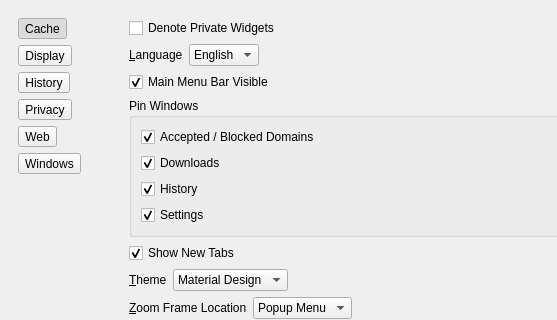
Old version of the form 2.x/UI/dooble_settings.ui in the repository textbrowser/dooble; both pictures show x 0 to 557 and y 0 to 320 of the 800 by 600 pixel window.
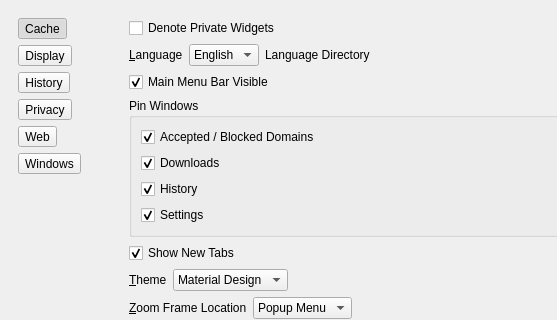
New version of the form. The open tabs and pages were chosen to show the change. Icons and pictures are not drawn.

Commit message: Language label.

```diff
--- a/2.x/UI/dooble_settings.ui
+++ b/2.x/UI/dooble_settings.ui
@@ -351,6 +351,16 @@
               </item>
              </widget>
             </item>
+            <item>
+             <widget class="QLabel" name="language_directory">
+              <property name="text">
+               <string>Language Directory</string>
+              </property>
+              <property name="wordWrap">
+               <bool>true</bool>
+              </property>
+             </widget>
+            </item>
             <item>
              <spacer name="horizontalSpacer_15">
               <property name="orientation">
```
Left out of the diff: 10 changed lines with no effect on the pictures. The commit also changes 1 other file.
